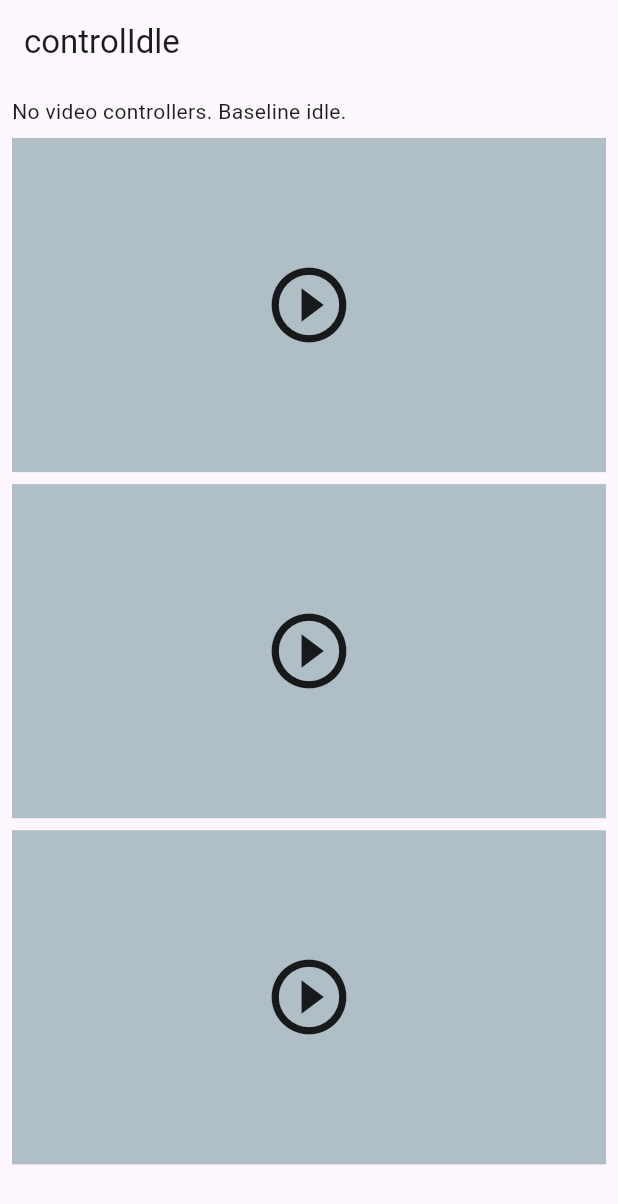
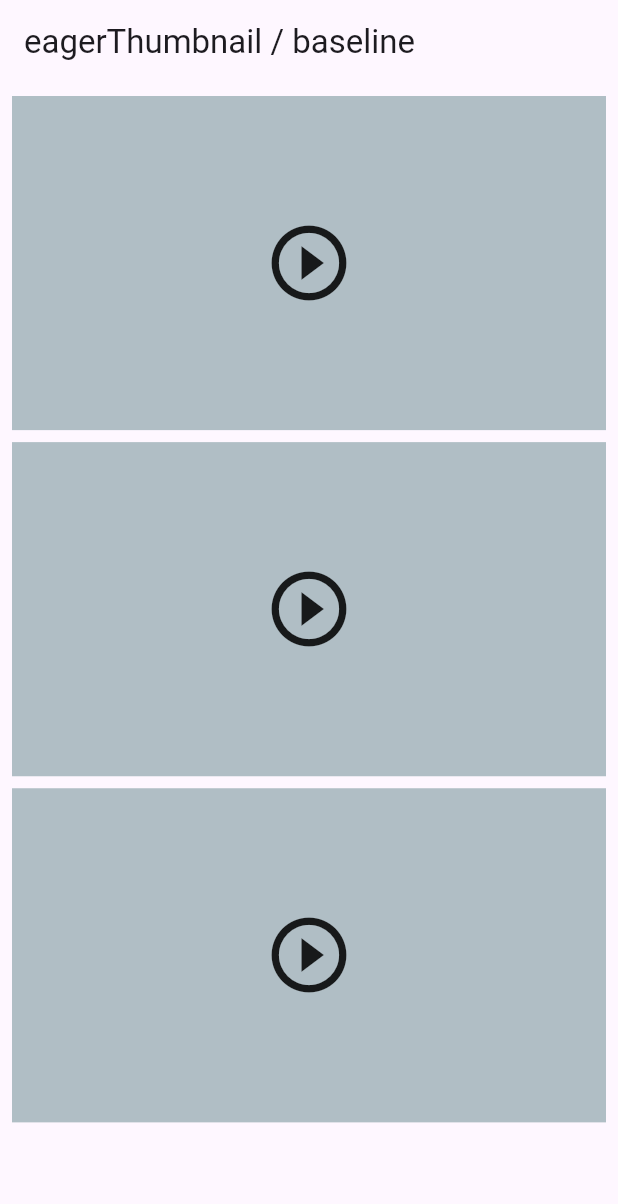
Before and after one commit to Latsode/flutter-ios-video-idle-repro, a Flutter app: the screen it shows after launch, on a phone screen of 412 x 824 dp. Shown: the top 1204 px of the screen. Run offline on Flutter 3.47's test engine with Material 3 defaults, Android fonts, the phone set to English and light mode, and no system bars; our stand-ins replace video_player.

Commit message:
Run one scenario per launch and compare plugin versions
The first run showed CPU staying high after controllers were disposed,
which contaminated later phases. Each scenario now runs in a fresh
launch with baseline/active/afterDispose phases, and CI measures both
Realize's plugin version and the latest one.

Co-Authored-By: Claude Opus 5.5 <noreply@anthropic.com>
Claude-Session: https://claude.ai/code/session_017RswLwrJXwNq1X9No7YFhv

```diff
--- a/lib/main.dart
+++ b/lib/main.dart
@@ -7,11 +7,14 @@
 // CADisplayLink when the texture is registered and stops it only after the
 // engine has pulled one frame from the texture. A texture that is never
 // composited is never pulled, so the display link fires every vsync and calls
-// textureFrameAvailable, which makes the engine redraw the last frame forever.
+// textureFrameAvailable, which makes the engine redraw the last frame. Before
+// video_player_avfoundation 2.9.4 the display link also kept running after the
+// controller was disposed.
 //
-// The app runs a fixed sequence of phases with no user input. The host script
-// (tool/measure_ios_sim.sh) samples CPU and native stacks of the simulator
-// process during each phase.
+// Each launch runs one scenario, chosen by the REPRO_SCENARIO environment
+// variable (set with SIMCTL_CHILD_REPRO_SCENARIO), through three phases with no
+// user input. The host script (tool/measure_ios_sim.py) samples CPU and native
+// stacks of the simulator process during each phase.
 
 import 'dart:async';
 import 'dart:io';
@@ -22,19 +25,21 @@ import 'package:video_player/video_player.dart';
 const videoUrl =
     'https://flutter.github.io/assets-for-api-docs/assets/videos/bee.mp4';
 const phaseDuration = Duration(seconds: 20);
+const pushOtherScreenAfter = Duration(seconds: 5);
 const cardCount = 3;
 
-enum Phase {
-  controlIdle('No video controllers. Baseline idle.'),
-  bugFeed('Feed pattern: controllers initialized, only thumbnails shown.'),
-  bugUnderOtherScreen('Feed pattern covered by another pushed screen.'),
-  fixLazyInit('Fix: controller created only on play tap (never tapped).'),
-  shownThenPaused('Controllers initialized and texture shown, paused.'),
-  controlIdleEnd('All cards disposed again. Baseline idle.');
+enum Scenario {
+  // Realize pattern: controllers initialized, only thumbnails shown.
+  eagerThumbnail,
+  // Realize pattern with another screen pushed on top of the feed.
+  eagerThumbnailUnderRoute,
+  // Controllers initialized and the video texture shown, paused.
+  eagerShown,
+  // Fix: controller created only when play is tapped (never tapped here).
+  lazy,
+}
 
-  const Phase(this.description);
-  final String description;
-}
+enum Phase { baseline, active, afterDispose }
 
 final _logFile = File('${Directory.systemTemp.path}/repro_phases.log');
 
@@ -46,12 +51,18 @@ void _log(String line) {
 }
 
 void main() {
-  if (_logFile.existsSync()) _logFile.deleteSync();
-  runApp(const ReproApp());
+  final name = Platform.environment['REPRO_SCENARIO'];
+  final scenario = Scenario.values.firstWhere(
+    (s) => s.name == name,
+    orElse: () => Scenario.eagerThumbnail,
+  );
+  runApp(ReproApp(scenario: scenario));
 }
 
 class ReproApp extends StatefulWidget {
-  const ReproApp({super.key});
+  const ReproApp({super.key, required this.scenario});
+
+  final Scenario scenario;
 
   @override
   State<ReproApp> createState() => _ReproAppState();
@@ -59,40 +70,44 @@ class ReproApp extends StatefulWidget {
 
 class _ReproAppState extends State<ReproApp> {
   final _navigatorKey = GlobalKey<NavigatorState>();
-  var _phaseIndex = 0;
-  Timer? _timer;
-
-  Phase get _phase => Phase.values[_phaseIndex];
+  var _phase = Phase.baseline;
+  var _routePushed = false;
+  final _timers = <Timer>[];
 
   @override
   void initState() {
     super.initState();
-    _enterPhase();
-    _timer = Timer.periodic(phaseDuration, (_) => _nextPhase());
+    _log('SCENARIO ${widget.scenario.name}');
+    _log('PHASE ${_phase.name}');
+    _timers.add(Timer(phaseDuration, () => _enter(Phase.active)));
+    _timers.add(Timer(phaseDuration * 2, () => _enter(Phase.afterDispose)));
+    _timers.add(Timer(phaseDuration * 3, () => _log('DONE')));
   }
 
-  void _nextPhase() {
-    final navigator = _navigatorKey.currentState!;
-    if (_phase == Phase.bugUnderOtherScreen) navigator.pop();
+  void _enter(Phase phase) {
+    if (_routePushed) {
+      _navigatorKey.currentState!.pop();
+      _routePushed = false;
+    }
+    setState(() => _phase = phase);
+    _log('PHASE ${phase.name}');
 
-    if (_phaseIndex == Phase.values.length - 1) {
-      _timer?.cancel();
-      _log('DONE');
-      return;
-    }
-    setState(() => _phaseIndex++);
-    _enterPhase();
-
-    if (_phase == Phase.bugUnderOtherScreen) {
-      navigator.push(MaterialPageRoute(builder: (_) => const OtherScreen()));
+    if (phase == Phase.active &&
+        widget.scenario == Scenario.eagerThumbnailUnderRoute) {
+      _timers.add(Timer(pushOtherScreenAfter, () {
+        _routePushed = true;
+        _navigatorKey.currentState!.push(
+          MaterialPageRoute(builder: (_) => const OtherScreen()),
+        );
+      }));
     }
   }
 
-  void _enterPhase() => _log('PHASE ${_phase.name}');
-
   @override
   void dispose() {
-    _timer?.cancel();
+    for (final timer in _timers) {
+      timer.cancel();
+    }
     super.dispose();
   }
 
@@ -101,39 +116,31 @@ class _ReproAppState extends State<ReproApp> {
     return MaterialApp(
       navigatorKey: _navigatorKey,
       debugShowCheckedModeBanner: false,
-      home: FeedScreen(phase: _phase),
+      home: FeedScreen(scenario: widget.scenario, phase: _phase),
     );
   }
 }
 
 class FeedScreen extends StatelessWidget {
-  const FeedScreen({super.key, required this.phase});
+  const FeedScreen({super.key, required this.scenario, required this.phase});
 
+  final Scenario scenario;
   final Phase phase;
 
   @override
   Widget build(BuildContext context) {
-    final cardMode = switch (phase) {
-      Phase.controlIdle || Phase.controlIdleEnd => null,
-      Phase.bugFeed || Phase.bugUnderOtherScreen => CardMode.eagerThumbnail,
-      Phase.fixLazyInit => CardMode.lazy,
-      Phase.shownThenPaused => CardMode.eagerShown,
-    };
-
+    final showVideos = phase == Phase.active;
     return Scaffold(
-      appBar: AppBar(title: Text(phase.name)),
+      appBar: AppBar(title: Text('${scenario.name} / ${phase.name}')),
       body: ListView(
         padding: const EdgeInsets.all(8),
         children: [
-          Text(phase.description),
-          const SizedBox(height: 8),
           for (var i = 0; i < cardCount; i++)
             Padding(
               padding: const EdgeInsets.only(bottom: 8),
-              child: cardMode == null
-                  ? const Thumbnail()
-                  // Keyed by mode so each phase disposes and recreates cards.
-                  : VideoCard(key: ValueKey('$cardMode-$i'), mode: cardMode),
+              child: showVideos
+                  ? VideoCard(key: ValueKey(i), scenario: scenario)
+                  : const Thumbnail(),
             ),
         ],
       ),
@@ -153,12 +160,10 @@ class OtherScreen extends StatelessWidget {
   }
 }
 
-enum CardMode { eagerThumbnail, eagerShown, lazy }
+class VideoCard extends StatefulWidget {
+  const VideoCard({super.key, required this.scenario});
 
-class VideoCard extends StatefulWidget {
-  const VideoCard({super.key, required this.mode});
-
-  final CardMode mode;
+  final Scenario scenario;
 
   @override
   State<VideoCard> createState() => _VideoCardState();
@@ -171,7 +176,7 @@ class _VideoCardState extends State<VideoCard> {
   void initState() {
     super.initState();
     // Same as PostVideo._initializeVideo in realize-app-flutter.
-    if (widget.mode != CardMode.lazy) _initializeVideo();
+    if (widget.scenario != Scenario.lazy) _initializeVideo();
   }
 
   Future<void> _initializeVideo() async {
@@ -179,9 +184,9 @@ class _VideoCardState extends State<VideoCard> {
     _controller = controller;
     try {
       await controller.initialize();
-      _log('INITIALIZED ${widget.mode.name}');
+      _log('INITIALIZED');
     } catch (e) {
-      _log('INIT_FAILED ${widget.mode.name} $e');
+      _log('INIT_FAILED $e');
     }
     if (mounted) setState(() {});
   }
@@ -189,7 +194,7 @@ class _VideoCardState extends State<VideoCard> {
   @override
   Widget build(BuildContext context) {
     final controller = _controller;
-    if (widget.mode == CardMode.eagerShown &&
+    if (widget.scenario == Scenario.eagerShown &&
         controller != null &&
         controller.value.isInitialized) {
       return AspectRatio(
@@ -203,6 +208,7 @@ class _VideoCardState extends State<VideoCard> {
   @override
   void dispose() {
     _controller?.dispose();
+    _log('DISPOSED');
     super.dispose();
   }
 }
```
Also changed, not shown: 3 other files.
